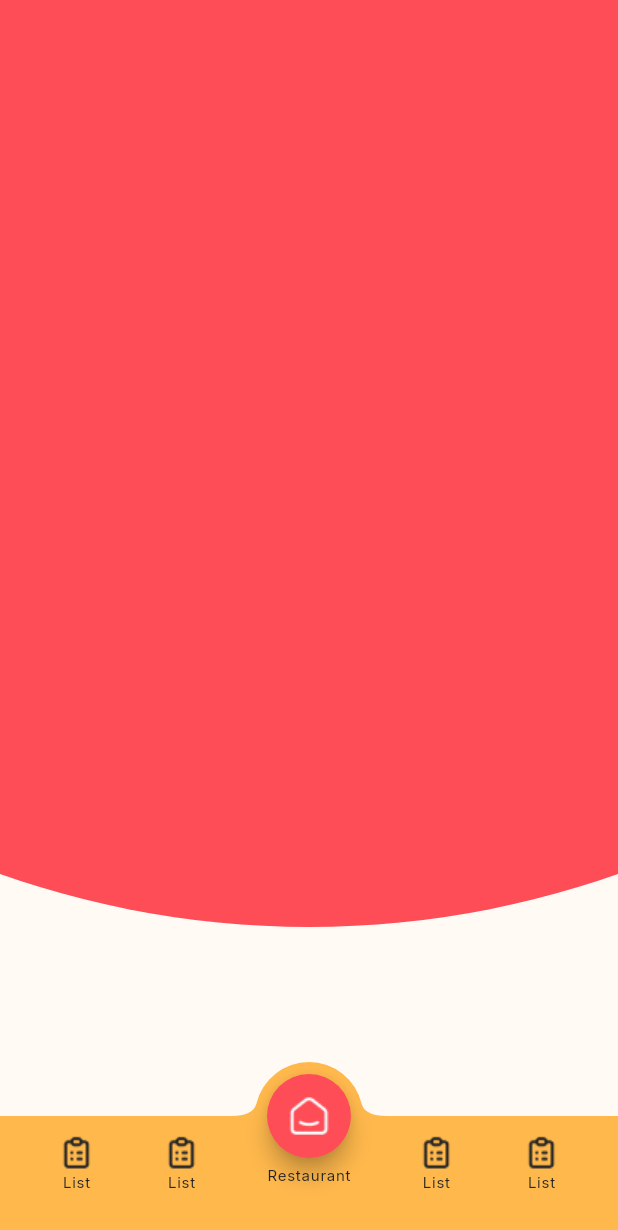
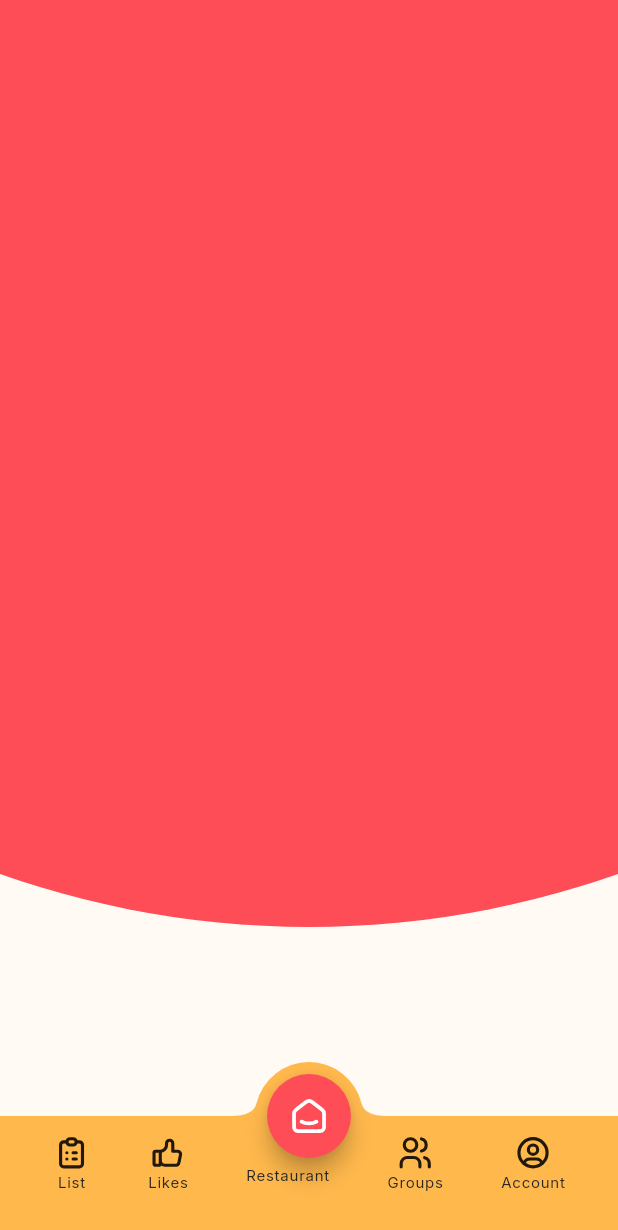
Before and after one commit to ProjetOnMangeOu/App, a Flutter app: the CustomScaffold screen opened directly with empty values, on a phone screen of 412 x 824 dp. Shown: the top 1230 px of the screen. Run offline on Flutter 3.47's test engine with Material 3 defaults, Android fonts, the phone set to English and light mode, and no system bars; our stand-ins replace appwrite, flutter_card_swiper, flutter_svg, flutter_tabler_icons, geolocator, go_router and 2 more; accounts and stored records are empty; generated files the repository leaves out were written again; network calls fail.

Commit message:
style: add tabler icon and use them for navbar

```diff
--- a/lib/features/login/view/login.dart
+++ b/lib/features/login/view/login.dart
@@ -36,6 +36,7 @@ class _LoginViewState extends State<LoginView> {
   @override
   Widget build(BuildContext context) {
     return CustomScaffold(
+      hideAppBar: true,
       mainAxisAlignment: MainAxisAlignment.spaceBetween,
       children: [
         const LogoHero(),
--- a/lib/features/login/view/request_password_reset.dart
+++ b/lib/features/login/view/request_password_reset.dart
@@ -50,6 +50,7 @@ class _RequestPasswordResetViewState extends State<RequestPasswordResetView> {
   @override
   Widget build(BuildContext context) {
     return CustomScaffold(
+        hideAppBar: true,
         mainAxisAlignment: MainAxisAlignment.spaceBetween,
         children: [
           const LogoHero(),
--- a/lib/features/login/view/request_password_sent.dart
+++ b/lib/features/login/view/request_password_sent.dart
@@ -88,6 +88,7 @@ class _RequestPasswordSentViewState extends State<RequestPasswordSentView> {
     }
 
     return CustomScaffold(
+        hideAppBar: true,
         mainAxisAlignment: MainAxisAlignment.spaceBetween,
         children: [
           const LogoHero(),
--- a/lib/features/login/view/reset_password.dart
+++ b/lib/features/login/view/reset_password.dart
@@ -57,6 +57,7 @@ class _ResetPasswordViewState extends State<ResetPasswordView> {
   @override
   Widget build(BuildContext context) {
     return CustomScaffold(
+        hideAppBar: true,
         mainAxisAlignment: MainAxisAlignment.spaceBetween,
         children: [
           const LogoHero(),
--- a/lib/features/register/view/email_verification.dart
+++ b/lib/features/register/view/email_verification.dart
@@ -36,6 +36,7 @@ class _EmailVerificationViewState extends State<EmailVerificationView> {
   @override
   Widget build(BuildContext context) {
     return CustomScaffold(
+        hideAppBar: true,
         mainAxisAlignment: MainAxisAlignment.spaceBetween,
         children: [
           const LogoHero(),
--- a/lib/features/register/view/email_verification_sent.dart
+++ b/lib/features/register/view/email_verification_sent.dart
@@ -70,6 +70,7 @@ class EmailVerificationSentViewState extends State<EmailVerificationSentView> {
   @override
   Widget build(BuildContext context) {
     return CustomScaffold(
+        hideAppBar: true,
         mainAxisAlignment: MainAxisAlignment.spaceBetween,
         children: [
           const LogoHero(),
--- a/lib/features/register/view/register.dart
+++ b/lib/features/register/view/register.dart
@@ -59,6 +59,7 @@ class _RegisterViewState extends State<RegisterView> {
   @override
   Widget build(BuildContext context) {
     return CustomScaffold(
+        hideAppBar: true,
         mainAxisAlignment: MainAxisAlignment.spaceBetween,
         children: [
           const LogoHero(),
--- a/lib/features/welcome/view/welcome.dart
+++ b/lib/features/welcome/view/welcome.dart
@@ -6,6 +6,6 @@ class WelcomeView extends StatelessWidget {
 
   @override
   Widget build(BuildContext context) {
-    return const CustomScaffold(children: [CircularProgressIndicator()]);
+    return const CustomScaffold(hideAppBar: true,children: [CircularProgressIndicator()],);
   }
 }
--- a/lib/shared/widgets/layouts/custom_navbar.dart
+++ b/lib/shared/widgets/layouts/custom_navbar.dart
@@ -1,4 +1,5 @@
 import 'package:flutter/material.dart';
+import 'package:flutter_tabler_icons/flutter_tabler_icons.dart';
 import 'package:onmangeou/shared/widgets/elements/CustomNotchedShape.dart';
 
 class CustomNavbar extends StatelessWidget {
@@ -24,18 +25,16 @@ class CustomNavbar extends StatelessWidget {
         children: <Widget>[
           Column(
             children: [
-              const Image(
-                  image: AssetImage('assets/icons/list.png')),
+              const Icon(TablerIcons.clipboard_list, size: 25),
 
               Text('List', style: Theme.of(context).textTheme.labelSmall!.copyWith(fontSize: 10) )
             ],
           ),
           Column(
             children: [
-              const Image(
-                  image: AssetImage('assets/icons/list.png')),
+              const Icon(TablerIcons.thumb_up, size: 25),
 
-              Text('List', style: Theme.of(context).textTheme.labelSmall!.copyWith(fontSize: 10) )
+              Text('Likes', style: Theme.of(context).textTheme.labelSmall!.copyWith(fontSize: 10) )
             ],
           ),
           Container(
@@ -44,18 +43,16 @@ class CustomNavbar extends StatelessWidget {
           ),
           Column(
             children: [
-              const Image(
-                  image: AssetImage('assets/icons/list.png')),
+              const Icon(TablerIcons.users, size: 25),
 
-              Text('List', style: Theme.of(context).textTheme.labelSmall!.copyWith(fontSize: 10) )
+              Text('Groups', style: Theme.of(context).textTheme.labelSmall!.copyWith(fontSize: 10) )
             ],
           ),
           Column(
             children: [
-              const Image(
-                  image: AssetImage('assets/icons/list.png')),
+              const Icon(TablerIcons.user_circle, size: 25),
 
-              Text('List', style: Theme.of(context).textTheme.labelSmall!.copyWith(fontSize: 10) )
+              Text('Account', style: Theme.of(context).textTheme.labelSmall!.copyWith(fontSize: 10) )
             ],
           )
         ],
--- a/lib/shared/widgets/layouts/custom_scaffold.dart
+++ b/lib/shared/widgets/layouts/custom_scaffold.dart
@@ -1,4 +1,5 @@
 import 'package:flutter/material.dart';
+import 'package:flutter_tabler_icons/flutter_tabler_icons.dart';
 import 'package:onmangeou/shared/theme/app_sizes.dart';
 import 'package:onmangeou/shared/widgets/layouts/custom_navbar.dart';
 
@@ -51,8 +52,7 @@ class _CustomScaffold extends State<CustomScaffold> {
         ),
         onPressed: () => _onItemTapped(2),
         tooltip: 'Home',
-        child: const Image(
-            image: AssetImage('assets/icons/home.png')),
+        child: const Icon(TablerIcons.smart_home, size: 30),
       ) : null,
       floatingActionButtonLocation: FloatingActionButtonLocation.centerDocked,
 
--- a/pubspec.yaml
+++ b/pubspec.yaml
@@ -42,6 +42,7 @@ dependencies:
   flutter_svg: ^2.0.10+1
   flutter_card_swiper: ^7.0.1
   url_launcher: ^6.3.0
+  flutter_tabler_icons: ^1.32.0
 
 dev_dependencies:
   flutter_test:
```
Also changed, not shown: pubspec.lock.
